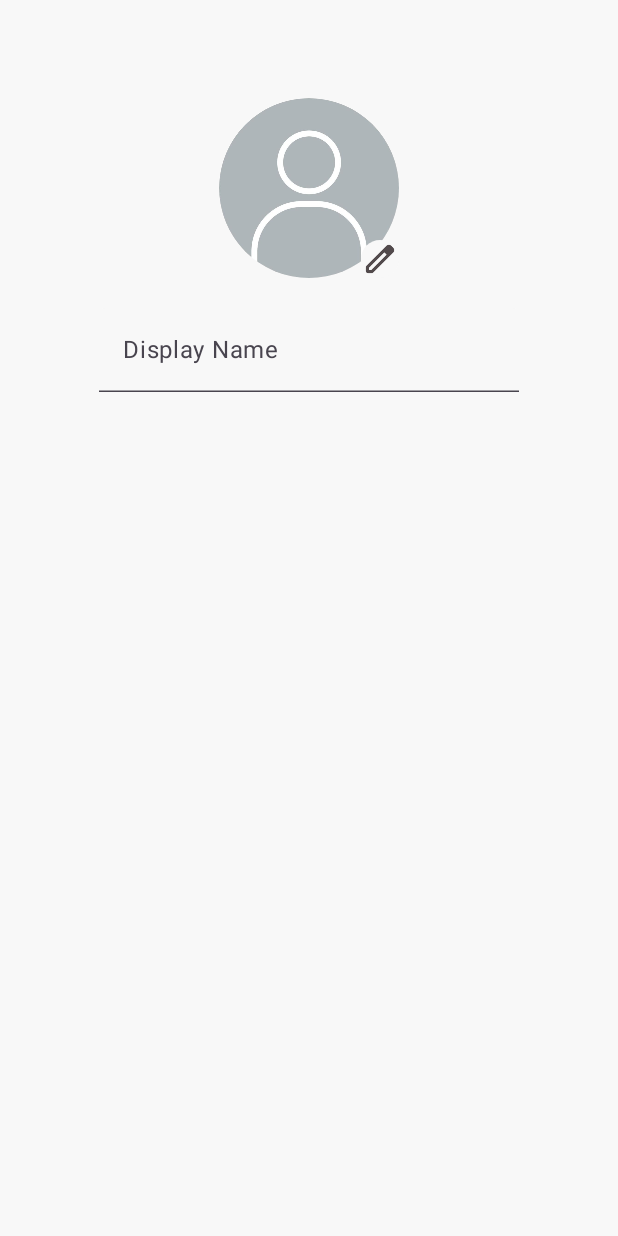
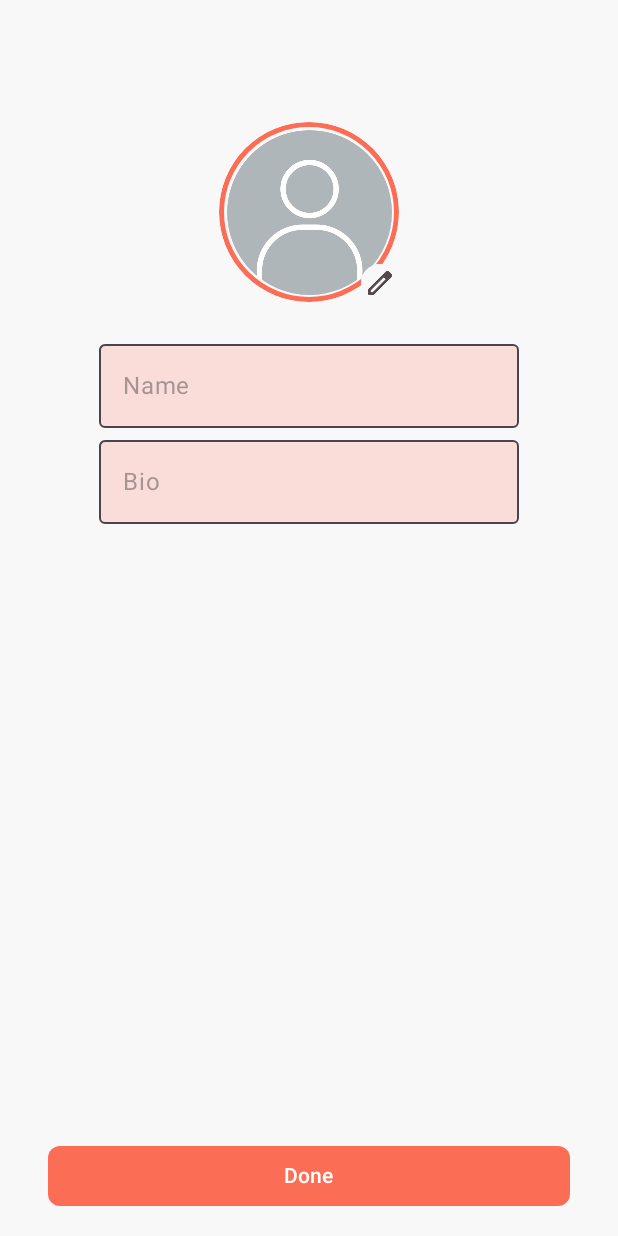
Before and after one commit to sarfrazryenpsd/bondhub, an Android app built with Jetpack Compose: the @Preview function UserProfileScreenPreview, on a phone screen of 412 x 824 dp. Run offline under Robolectric (Android 15) with nearby library versions, the phone set to English and light mode, and no system bars.

Commit message:
Created UserProfileScreen UI

```diff
--- a/app/src/main/java/com/ryen/bondhub/presentation/screens/chat/UserProfileScreen.kt
+++ b/app/src/main/java/com/ryen/bondhub/presentation/screens/chat/UserProfileScreen.kt
@@ -2,15 +2,22 @@ package com.ryen.bondhub.presentation.screens.chat
 
 import androidx.compose.foundation.Image
 import androidx.compose.foundation.background
+import androidx.compose.foundation.border
+import androidx.compose.foundation.clickable
+import androidx.compose.foundation.layout.Arrangement
 import androidx.compose.foundation.layout.Box
 import androidx.compose.foundation.layout.Column
 import androidx.compose.foundation.layout.fillMaxSize
+import androidx.compose.foundation.layout.fillMaxWidth
 import androidx.compose.foundation.layout.padding
 import androidx.compose.foundation.layout.size
 import androidx.compose.foundation.shape.CircleShape
+import androidx.compose.foundation.shape.RoundedCornerShape
+import androidx.compose.material3.Button
+import androidx.compose.material3.ButtonDefaults
+import androidx.compose.material3.OutlinedTextField
 import androidx.compose.material3.Scaffold
 import androidx.compose.material3.Text
-import androidx.compose.material3.TextField
 import androidx.compose.material3.TextFieldDefaults
 import androidx.compose.runtime.Composable
 import androidx.compose.runtime.getValue
@@ -20,11 +27,14 @@ import androidx.compose.runtime.setValue
 import androidx.compose.ui.Alignment
 import androidx.compose.ui.Modifier
 import androidx.compose.ui.draw.clip
+import androidx.compose.ui.graphics.Color
 import androidx.compose.ui.graphics.ColorFilter
+import androidx.compose.ui.layout.ContentScale
 import androidx.compose.ui.res.painterResource
 import androidx.compose.ui.tooling.preview.Preview
 import androidx.compose.ui.unit.dp
 import com.ryen.bondhub.R
+import com.ryen.bondhub.presentation.theme.Primary
 import com.ryen.bondhub.presentation.theme.Secondary
 import com.ryen.bondhub.presentation.theme.Surface
 
@@ -32,52 +42,94 @@ import com.ryen.bondhub.presentation.theme.Surface
 fun UserProfileScreen() {
 
     var displayName by remember { mutableStateOf("") }
+    var bio by remember { mutableStateOf("") }
 
     Scaffold { padding ->
         Column(modifier = Modifier
             .fillMaxSize()
+            .background(Surface)
             .padding(padding)
-            .background(Surface),
-            horizontalAlignment = Alignment.CenterHorizontally
+            .padding(horizontal = 32.dp, vertical = 16.dp),
+            horizontalAlignment = Alignment.CenterHorizontally,
+            verticalArrangement = Arrangement.SpaceBetween
         ) {
+            Column(horizontalAlignment = Alignment.CenterHorizontally) {
                 Box(
                     modifier = Modifier
                         .padding(top = 65.dp, bottom = 20.dp)
                         .size(120.dp),
                     contentAlignment = Alignment.Center
-            ){
+                ) {
+                    Box(
+                        modifier = Modifier
+                            .clip(CircleShape)
+                            .background(Color.Transparent)
+                            .size(120.dp)
+                            .border(3.dp, Primary, CircleShape)
+                    )
                     Image(
                         painter = painterResource(R.drawable.userplaceholder),
                         contentDescription = "Profile Picture",
-                    modifier = Modifier.clip(CircleShape)
+                        contentScale = ContentScale.Crop,
+                        modifier = Modifier
+                            .clip(CircleShape)
+                            .size(110.dp)
+                            .border(4.dp, Color.Transparent, CircleShape)
                     )
                     Box(modifier = Modifier
                         .size(25.dp)
                         .clip(CircleShape)
+                        .clickable { /*TODO*/ }
                         .background(Surface)
                         .align(Alignment.BottomEnd)
-                ){
+                        .border(.5.dp, Surface, CircleShape)
+                    ) {
                         Image(
                             painter = painterResource(R.drawable.edit_icon),
                             contentDescription = "Edit Profile Picture",
-                        colorFilter = ColorFilter.tint(Secondary)
+                            colorFilter = ColorFilter.tint(Secondary),
+                            modifier = Modifier
+                                .size(21.dp)
+                                .align(Alignment.Center)
                         )
                     }
                 }
-            TextField(
+                OutlinedTextField(
                     value = displayName,
-                onValueChange = { displayName = it },
-                label = { Text("Display Name") },
+                    onValueChange = { displayName = it.trim() },
+                    label = { Text("Name", color = Secondary.copy(alpha = .5f)) },
                     singleLine = true,
                     colors = TextFieldDefaults.colors(
                         focusedTextColor = Secondary,
                         unfocusedTextColor = Secondary,
-                    focusedContainerColor = Surface,
-                    unfocusedContainerColor = Surface,
-                    focusedIndicatorColor = Secondary,
-                ),
-                modifier = Modifier
+                        focusedContainerColor = Primary.copy(alpha = .4f),
+                        unfocusedContainerColor = Primary.copy(alpha = .2f),
+                        focusedIndicatorColor = Color.Transparent,
                     )
+                )
+                OutlinedTextField(
+                    value = displayName,
+                    onValueChange = { bio = it.trim() },
+                    label = { Text("Bio", color = Secondary.copy(alpha = .5f)) },
+                    singleLine = true,
+                    colors = TextFieldDefaults.colors(
+                        focusedTextColor = Secondary,
+                        unfocusedTextColor = Secondary,
+                        focusedContainerColor = Primary.copy(alpha = .4f),
+                        unfocusedContainerColor = Primary.copy(alpha = .2f),
+                        focusedIndicatorColor = Color.Transparent,
+                        unfocusedLabelColor = Secondary,
+                        focusedLabelColor = Secondary
+                    )
+                )
+            }
+
+            Button(
+                onClick = { },
+                modifier = Modifier.fillMaxWidth(),
+                shape = RoundedCornerShape(8.dp),
+                colors = ButtonDefaults.buttonColors(containerColor = Primary)
+            ) { Text("Done") }
         }
     }
 }
```
Lines whose indentation alone changed are shown as unchanged.
